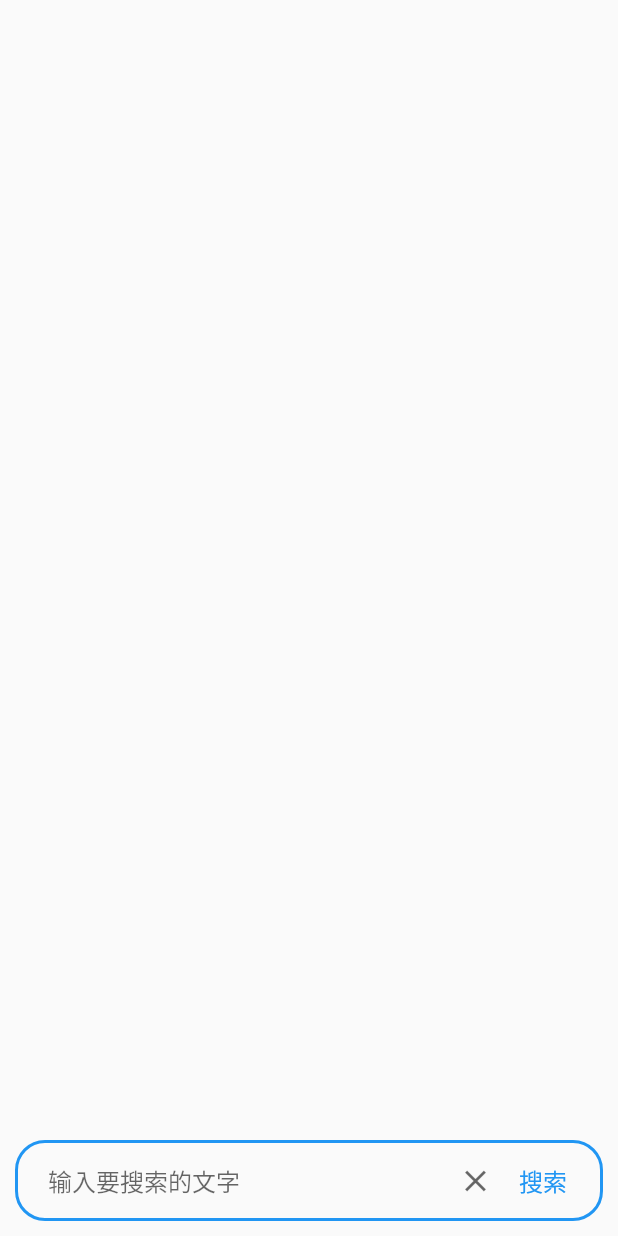
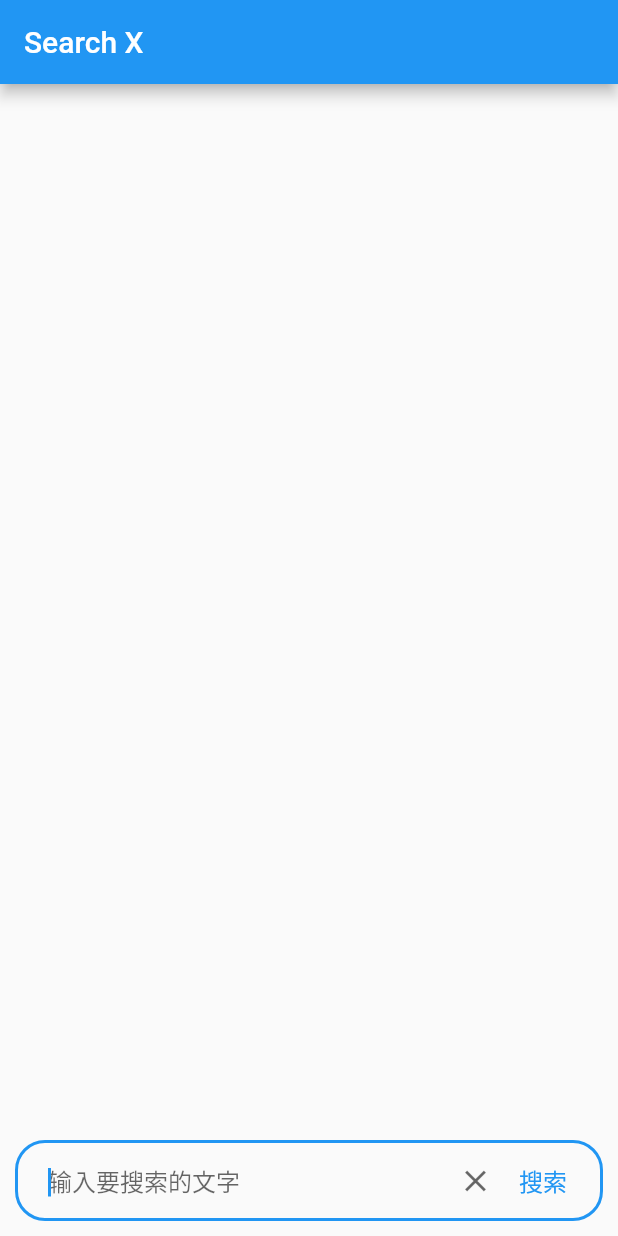
Before and after one commit to changer0/search_x, a Flutter app: the screen it shows after launch, on a phone screen of 412 x 824 dp. Run offline on Flutter 3.47's test engine with Material 2 defaults, Android fonts, the phone set to English and light mode, and no system bars; our stand-ins replace dio, fluttertoast.

Commit message:
feat: 自动获取焦点

```diff
--- a/lib/ThemeConfig.dart
+++ b/lib/ThemeConfig.dart
@@ -1,7 +1,7 @@
 
 import 'package:flutter/material.dart';
 
-class SearchXThemeConfig {
+class ThemeConfig {
   static ThemeData blue = ThemeData(
     primaryColor: Colors.blue[500],
     accentColor: Colors.red[200],
--- /dev/null
+++ b/lib/devices_utils.dart
@@ -0,0 +1,18 @@
+import 'dart:io';
+
+import 'package:flutter/foundation.dart';
+
+/// 设备工具类
+class DevicesUtils {
+  static bool isWeb() {
+    return kIsWeb == true;
+  }
+
+  static bool isAndroid() {
+    return Platform.isAndroid;
+  }
+
+  static bool isIOS() {
+    return Platform.isIOS;
+  }
+}
--- a/lib/main.dart
+++ b/lib/main.dart
@@ -1,4 +1,5 @@
 import 'package:flutter/material.dart';
+import 'package:search_x/devices_utils.dart';
 import 'package:search_x/search_result_model.dart';
 import 'package:search_x/toast_utils.dart';
 import 'package:search_x/url_launch.dart';
@@ -17,7 +18,7 @@ class SearchXApp extends StatelessWidget {
   Widget build(BuildContext context) {
     return MaterialApp(
       title: "Search X",
-      theme: SearchXThemeConfig.blue,
+      theme: ThemeConfig.blue,
       home: HomePage(
         title: "Search X",
       ),
@@ -69,16 +70,22 @@ class _HomePageState extends State<HomePage> {
       searchTextController.text = q;
       goSearch();
     }
+    // 获取焦点 不可放在这儿
+    //FocusScope.of(context).requestFocus(focusNode);
     super.initState();
   }
 
   @override
   Widget build(BuildContext context) {
-    return Scaffold(
-        // appBar: AppBar(
-        //   title: Text(widget.title),
-        // ),
-        body: _buildBody(context));
+    return Scaffold(appBar: _getAppBar(), body: _buildBody(context));
+  }
+
+  _getAppBar() {
+    if (DevicesUtils.isWeb() != true) {
+      return AppBar(
+        title: Text(widget.title),
+      );
+    }
   }
 
   /// 构建整个内容
@@ -174,6 +181,7 @@ class _HomePageState extends State<HomePage> {
             children: [
               Expanded(
                   child: TextField(
+                autofocus: true,
                 focusNode: focusNode,
                 textInputAction: TextInputAction.search,
                 controller: searchTextController,
@@ -204,9 +212,9 @@ class _HomePageState extends State<HomePage> {
                 child: TextButton(
                   style: ButtonStyle(
                     // 水波纹颜色
-                    overlayColor: MaterialStateProperty.resolveWith((states){
+                    overlayColor: MaterialStateProperty.resolveWith((states) {
                       //设置按下时的背景颜色
-                      if(states.contains(MaterialState.pressed)) {
+                      if (states.contains(MaterialState.pressed)) {
                         return Theme.of(context).buttonColor;
                       }
                       //默认不使用背景颜色
@@ -276,7 +284,9 @@ class _HomePageState extends State<HomePage> {
     Api.requestSearchResult(searchKey, _startIndex).then((value) {
       _isLoadingMore = false;
       print("数据回调: ${value?.timeConsuming} size: ${value?.itemList.length}");
-      if (value == null || value.isSuccess != true || value.itemList.length <= 0) {
+      if (value == null ||
+          value.isSuccess != true ||
+          value.itemList.length <= 0) {
         _isLoadMoreEnd = true;
         return;
       }
```
Also changed, not shown: 1 other file.
